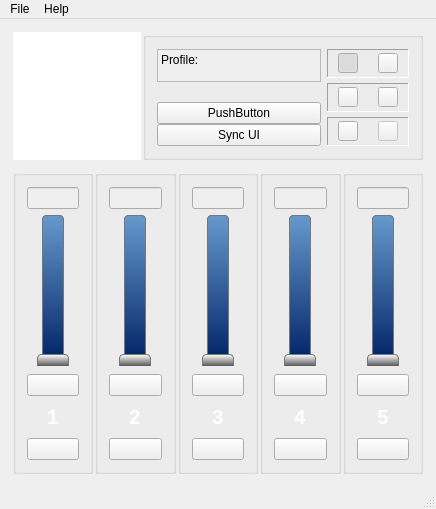
This is gui_mainwindow.ui in Shub77/phoebetria-code as Qt 5 draws it before an edit. The edited form follows.
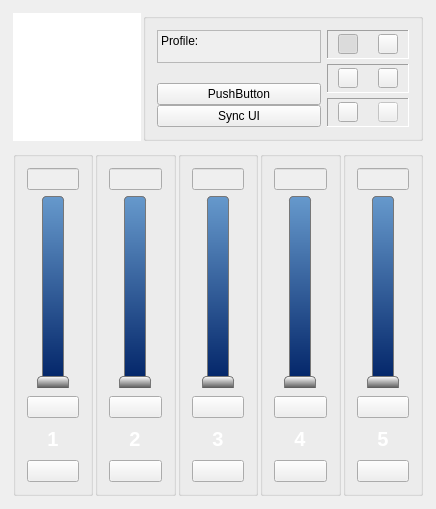
This is the edited form. Icons and pictures are not drawn.

Commit message:
Menus no longer defined in Designer. Also added Load Profile sub-menu.
Also removed status bar from main window.

```diff
--- a/gui_mainwindow.ui
+++ b/gui_mainwindow.ui
@@ -1559,24 +1559,7 @@
      <height>21</height>
     </rect>
    </property>
-   <widget class="QMenu" name="menuHelp">
-    <property name="title">
-     <string>Help</string>
-    </property>
-    <addaction name="actionAbout"/>
-   </widget>
-   <widget class="QMenu" name="menuFile">
-    <property name="title">
-     <string>File</string>
-    </property>
-    <addaction name="actionPreferences"/>
-    <addaction name="separator"/>
-    <addaction name="actionQuit"/>
-   </widget>
-   <addaction name="menuFile"/>
-   <addaction name="menuHelp"/>
   </widget>
-  <widget class="QStatusBar" name="statusBar"/>
   <action name="actionAbout">
    <property name="text">
     <string>About</string>
```
Left out of the diff: 19 changed lines with no effect on the pictures. The commit also changes 2 other files.
